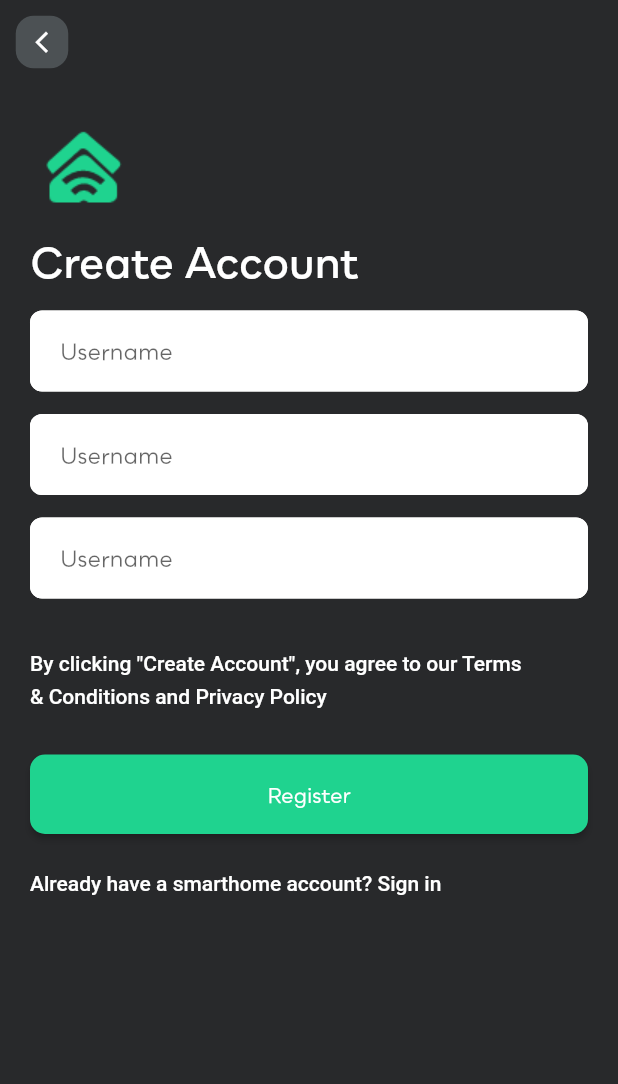
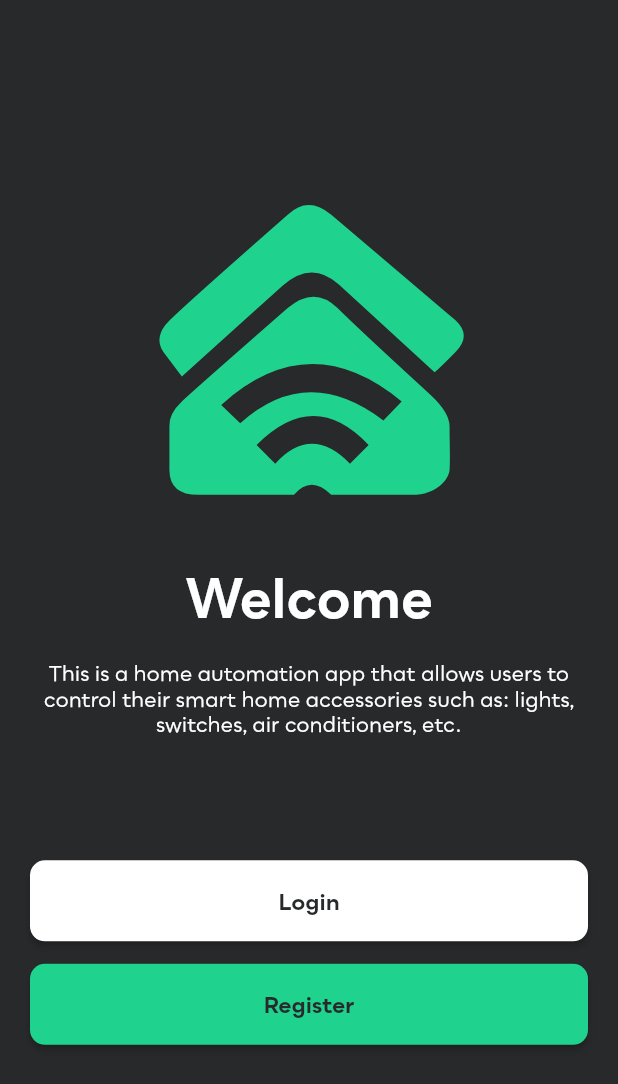
Before and after one commit to akram-mohammad/smart-home, a Flutter app: the screen it shows after launch, on a phone screen of 412 x 824 dp. Shown: the top 1084 px of the screen. Run offline on Flutter 3.47's test engine with Material 2 defaults, Android fonts, the phone set to English and light mode, and no system bars; our stand-ins replace firebase_core, flutter_svg; accounts and stored records are empty; Roboto replaces fonts that are missing (Hind).

Commit message:
start screen created

```diff
--- a/lib/main.dart
+++ b/lib/main.dart
@@ -1,7 +1,7 @@
 import 'package:firebase_core/firebase_core.dart';
 import 'package:flutter/material.dart';
 import 'package:flutter/services.dart';
-import 'package:smart_home/ui/screens/authentication/sign_up.dart';
+import 'package:smart_home/ui/screens/authentication/start.dart';
 
 void main() async {
   SystemChrome.setSystemUIOverlayStyle(SystemUiOverlayStyle(
@@ -32,7 +32,7 @@ class MyApp extends StatelessWidget {
         // text styling for headlines, titles, bodies of text, and more.
         textTheme: TextTheme(
           headline1: TextStyle(
-              fontSize: 72.0, fontWeight: FontWeight.w700, color: Colors.white),
+              fontSize: 36.0, fontWeight: FontWeight.w700, color: Colors.white),
           headline2: TextStyle(
               fontSize: 36.0, fontWeight: FontWeight.w700, color: Colors.white),
           headline3: TextStyle(
@@ -42,7 +42,7 @@ class MyApp extends StatelessWidget {
           headline5: TextStyle(
               fontSize: 72.0, fontWeight: FontWeight.w700, color: Colors.white),
           headline6: TextStyle(
-              fontSize: 36.0, fontStyle: FontStyle.italic, color: Colors.white),
+              fontSize: 14.0, fontWeight: FontWeight.w400, color: Colors.white),
           bodyText1: TextStyle(
               fontSize: 14.0,
               fontFamily: 'Hind',
@@ -69,8 +69,6 @@ class MyHomePage extends StatefulWidget {
 class _MyHomePageState extends State<MyHomePage> {
   @override
   Widget build(BuildContext context) {
-    // MediaQuery.of(context).padding.top = 0;
-
-    return SignUpPage();
+    return StartPage();
   }
 }
--- a/lib/ui/screens/authentication/sign_up.dart
+++ b/lib/ui/screens/authentication/sign_up.dart
@@ -1,5 +1,6 @@
 // import 'package:cloud_firestore/cloud_firestore.dart';
 import 'package:flutter/material.dart';
+import 'package:smart_home/ui/widgets/regular_elevated_button.dart';
 import 'package:smart_home/ui/widgets/regular_text_field.dart';
 
 class SignUpPage extends StatelessWidget {
@@ -13,6 +14,7 @@ class SignUpPage extends StatelessWidget {
     return Scaffold(
       backgroundColor: Theme.of(context).primaryColor,
       appBar: AppBar(
+        toolbarHeight: 70,
         elevation: 0,
         brightness: Brightness.dark, // status bar brightness
         backgroundColor: Theme.of(context).primaryColor,
@@ -37,7 +39,7 @@ class SignUpPage extends StatelessWidget {
         ),
       ),
       body: Padding(
-        padding: const EdgeInsets.symmetric(horizontal: 20.0, vertical: 10.0),
+        padding: const EdgeInsets.symmetric(horizontal: 20.0),
         child: Form(
           key: _formKey,
           child: SingleChildScrollView(
@@ -69,19 +71,10 @@ class SignUpPage extends StatelessWidget {
                   ),
                 ),
                 SizedBox(
-                  width: MediaQuery.of(context).size.width,
-                  child: ElevatedButton(
-                    style: ElevatedButton.styleFrom(
-                      primary: Theme.of(context).accentColor,
-                      padding: const EdgeInsets.symmetric(vertical: 18.0),
-                      shape: RoundedRectangleBorder(
-                        borderRadius: BorderRadius.circular(10.0),
-                      ),
-                    ),
-                    onPressed: () {},
-                    child: Text('Register'),
-                  ),
-                ),
+                    width: MediaQuery.of(context).size.width,
+                    child: RegularElevatedButton(
+                      title: 'Register',
+                    )),
                 SizedBox(
                   height: 20.0,
                 ),
--- /dev/null
+++ b/lib/ui/screens/authentication/start.dart
@@ -0,0 +1,66 @@
+import 'package:flutter/material.dart';
+import 'package:flutter_svg/flutter_svg.dart';
+import 'package:smart_home/ui/widgets/regular_elevated_button.dart';
+
+class StartPage extends StatelessWidget {
+  const StartPage({Key? key}) : super(key: key);
+
+  @override
+  Widget build(BuildContext context) {
+    Size mediaQuery = MediaQuery.of(context).size;
+    return Scaffold(
+      backgroundColor: Theme.of(context).primaryColor,
+      body: Padding(
+        padding: const EdgeInsets.symmetric(horizontal: 20.0),
+        child: SingleChildScrollView(
+          child: Column(
+            crossAxisAlignment: CrossAxisAlignment.center,
+            children: [
+              SizedBox(
+                height: mediaQuery.height * 0.13,
+              ),
+              Center(
+                child: SvgPicture.asset(
+                  'assets/imgs/shicon.svg',
+                  width: 250.0,
+                  height: 250.0,
+                ),
+              ),
+              Padding(
+                padding: const EdgeInsets.symmetric(vertical: 20.0),
+                child: Text(
+                  'Welcome',
+                  style: Theme.of(context).textTheme.headline1,
+                ),
+              ),
+              Text(
+                'This is a home automation app that allows users to control their smart home accessories such as: lights, switches, air conditioners, etc.',
+                style: Theme.of(context).textTheme.headline6,
+                textAlign: TextAlign.center,
+              ),
+              SizedBox(
+                height: mediaQuery.height * 0.1,
+              ),
+              SizedBox(
+                width: mediaQuery.width,
+                child: RegularElevatedButton(
+                  title: 'Login',
+                  inverted: false,
+                ),
+              ),
+              SizedBox(
+                height: 15.0,
+              ),
+              SizedBox(
+                width: mediaQuery.width,
+                child: RegularElevatedButton(
+                  title: 'Register',
+                ),
+              ),
+            ],
+          ),
+        ),
+      ),
+    );
+  }
+}
--- /dev/null
+++ b/lib/ui/widgets/regular_elevated_button.dart
@@ -0,0 +1,31 @@
+import 'package:flutter/material.dart';
+import 'package:smart_home/ui/screens/authentication/sign_up.dart';
+
+class RegularElevatedButton extends StatelessWidget {
+  final String title;
+  final bool inverted;
+  RegularElevatedButton({required this.title, this.inverted = true});
+
+  @override
+  Widget build(BuildContext context) {
+    return ElevatedButton(
+      style: ElevatedButton.styleFrom(
+        primary: inverted ? Theme.of(context).accentColor : Colors.white,
+        padding: const EdgeInsets.symmetric(vertical: 18.0),
+        shape: RoundedRectangleBorder(
+          borderRadius: BorderRadius.circular(10.0),
+        ),
+      ),
+      onPressed: () {
+        Navigator.push(context, MaterialPageRoute(builder: (ctx) => SignUpPage()));
+      },
+      child: Text(
+        this.title,
+        style: TextStyle(
+            fontWeight: FontWeight.bold,
+            fontSize: 15.0,
+            color: Theme.of(context).primaryColor),
+      ),
+    );
+  }
+}
--- a/pubspec.yaml
+++ b/pubspec.yaml
@@ -30,6 +30,7 @@ dependencies:
   cupertino_icons: ^1.0.2
   firebase_core: ^1.3.0
   cloud_firestore: ^2.3.0
+  flutter_svg: ^0.22.0
   http: ^0.13.3
 
 dev_dependencies:
```
Also changed, not shown: assets/imgs/shicon.svg (added), pubspec.lock.
